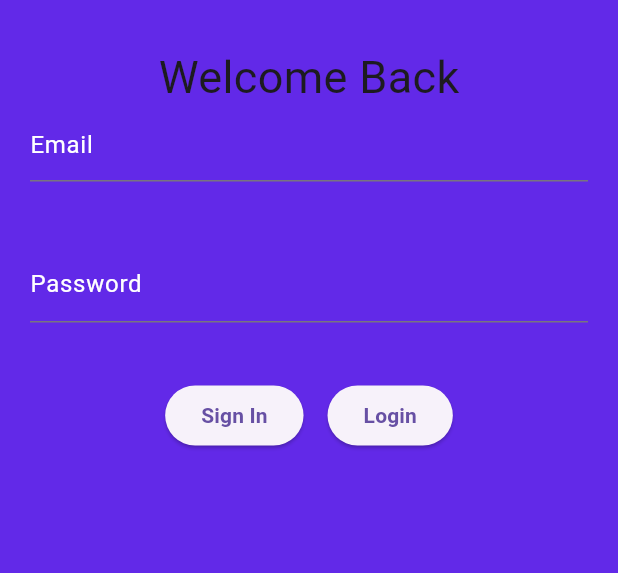
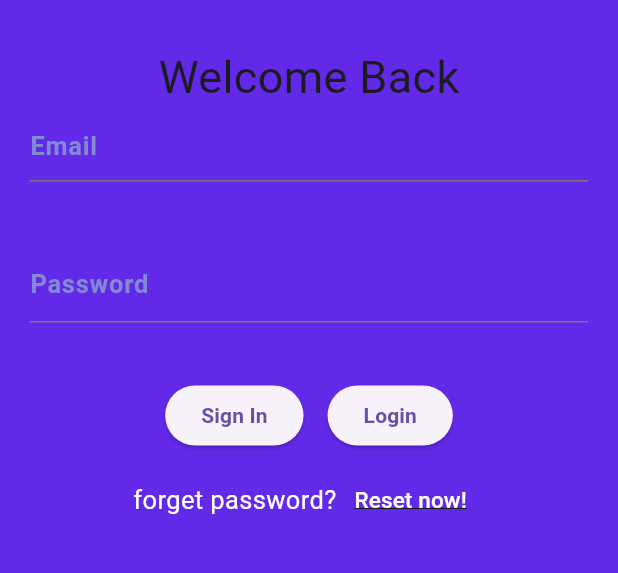
Before and after one commit to MoMo-Sarhan/chatbot, a Flutter app: the screen it shows after launch, on a phone screen of 412 x 824 dp, the part 279-852 px from its top. Run offline on Flutter 3.47's test engine with Material 3 defaults, Android fonts, the phone set to English and light mode, and no system bars; our stand-ins replace flutter_rating_bar, google_nav_bar.

Commit message:
adding reset password botton to login page

```diff
--- a/lib/component/item.dart
+++ b/lib/component/item.dart
@@ -33,6 +33,7 @@ class _ItemState extends State<Item> {
       }
       if (this.widget.settingItem.text == 'Get Notifications') {
         notificationFlag = !notificationFlag;
+        print(notificationFlag);
         this.widget.settingItem.icon_1 =
             notificationFlag ? Icons.notifications_active : Icons.notifications;
         this.widget.settingItem.icon_2 = notificationFlag
--- a/lib/component/my_text_filed.dart
+++ b/lib/component/my_text_filed.dart
@@ -20,12 +20,14 @@ class _MyTextFiledState extends State<MyTextFiled> {
   @override
   Widget build(BuildContext context) {
     return TextField(
+      style: TextStyle(
+          color: Colors.white, fontWeight: FontWeight.bold, fontSize: 17),
       controller: this.widget.controller,
       obscureText: this.widget.obscureText,
       decoration: InputDecoration(
         hintText: this.widget.hintNext,
         hintStyle: TextStyle(
-          color: Colors.white,
+          color: Color.fromARGB(255, 130, 138, 212),
         ),
         suffix: this.widget.hintNext == 'Password'
             ? IconButton(
--- a/lib/main.dart
+++ b/lib/main.dart
@@ -4,7 +4,7 @@ import 'package:chatbot/screens/homePage.dart';
 import 'package:chatbot/screens/loginPage.dart';
 import 'package:flutter/material.dart';
 
-bool notificationFlag = false;
+bool notificationFlag = true;
 void main() {
   runApp(const MyApp());
 }
--- a/lib/screens/loginPage.dart
+++ b/lib/screens/loginPage.dart
@@ -101,6 +101,29 @@ class _LoginPageState extends State<LoginPage> {
                 ),
               ),
             ],
+          ),
+          SizedBox(
+            child: Row(
+              mainAxisAlignment: MainAxisAlignment.center,
+              children: [
+                Text(
+                  'forget password?',
+                  style: TextStyle(
+                    color: Colors.white,
+                    fontSize: 17,
+                  ),
+                ),
+                TextButton(
+                    onPressed: () {},
+                    child: Text(
+                      'Reset now!',
+                      style: TextStyle(
+                          color: Colors.white,
+                          fontSize: 15,
+                          decoration: TextDecoration.underline),
+                    ))
+              ],
+            ),
           )
         ]),
       ),
--- a/lib/screens/setting_pages/change_name_page.dart
+++ b/lib/screens/setting_pages/change_name_page.dart
@@ -30,7 +30,7 @@ class _ChangeNamePageState extends State<ChangeNamePage> {
           padding: const EdgeInsets.all(20.0),
           child: MyTextFiled(
               controller: lastNameConroller,
-              hintNext: 'First Name',
+              hintNext: 'Last Name',
               obscureText: false),
         ),
         Padding(
```
